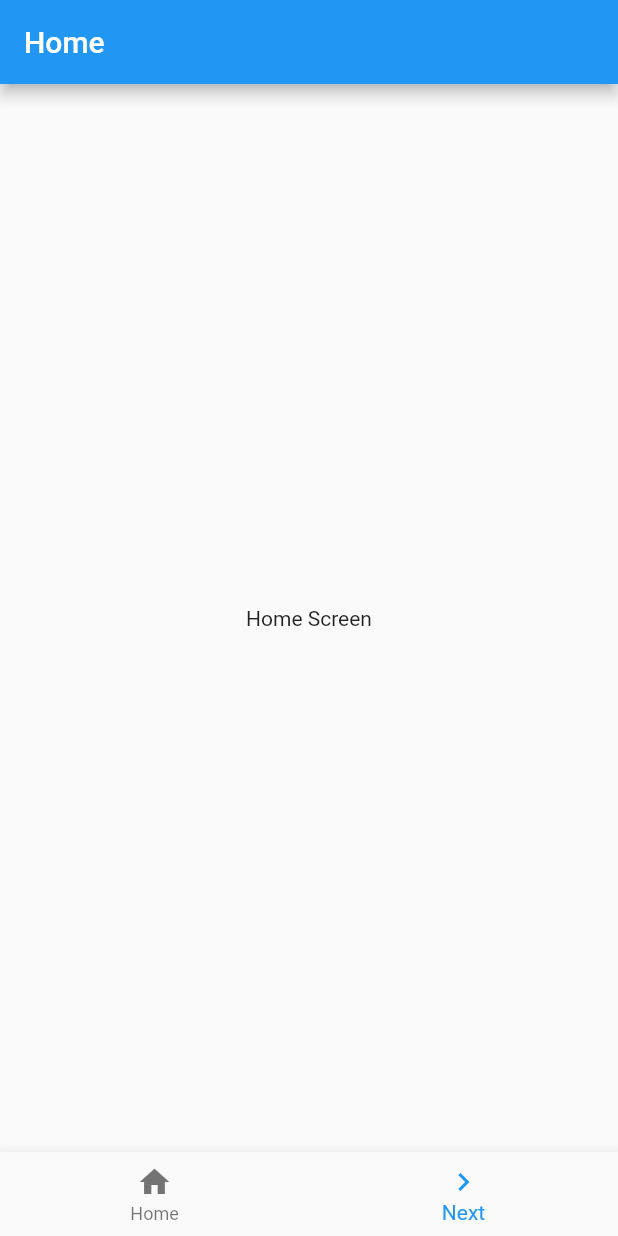
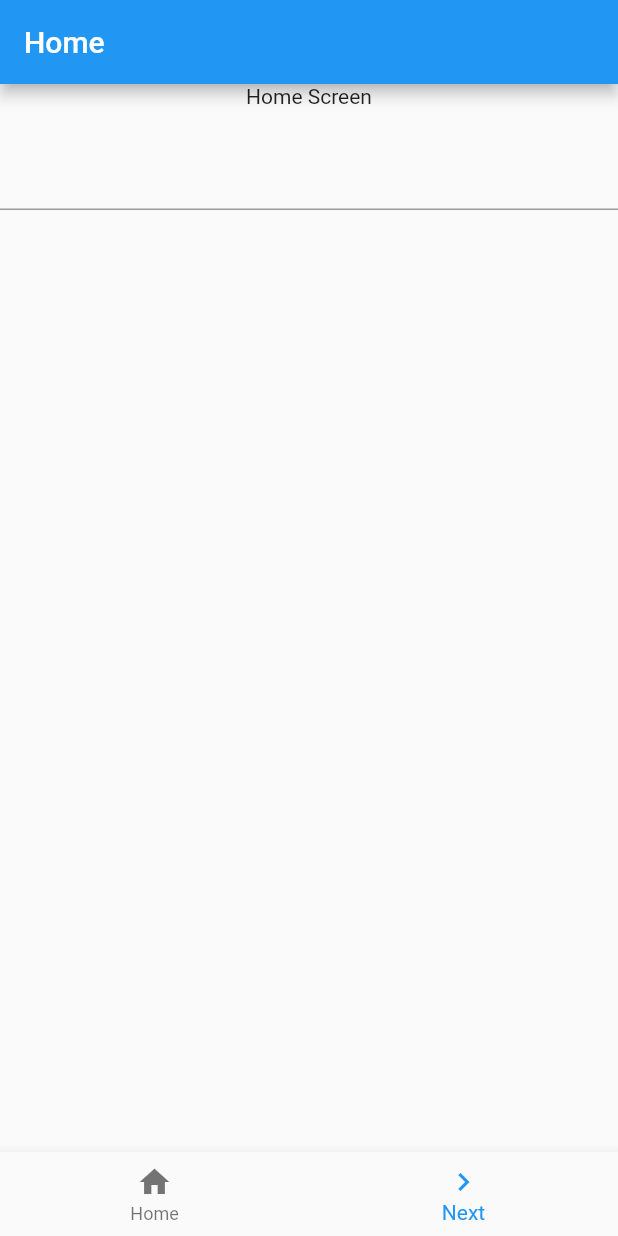
Before and after one commit to Liyuu8/flutter_app, a Flutter app: the screen it shows after launch, on a phone screen of 412 x 824 dp. Run offline on Flutter 3.47's test engine with Material 2 defaults, Android fonts, the phone set to English and light mode, and no system bars.

Commit message:
Add value passing

```diff
--- a/lib/main.dart
+++ b/lib/main.dart
@@ -25,15 +25,34 @@ class MyApp extends StatelessWidget {
   }
 }
 
-class FirstScreen extends StatelessWidget {
+class FirstScreen extends StatefulWidget {
+  FirstScreen({Key key}) : super(key: key);
+
+  @override
+  _FirstScreenState createState() => new _FirstScreenState();
+}
+
+class _FirstScreenState extends State<FirstScreen> {
+  final _controller = TextEditingController();
+  String _input;
+
   @override
   Widget build(BuildContext context) {
     return Scaffold(
       appBar: AppBar(
         title: Text('Home'),
       ),
-      body: Center(
-        child: Text('Home Screen',),
+      body: Column(
+        children: <Widget>[
+          Text('Home Screen',),
+          Padding(
+            padding: EdgeInsets.all(10.0),
+          ),
+          TextField(
+            controller: _controller,
+            onChanged: changeField,
+          )
+        ],
       ),
       bottomNavigationBar: BottomNavigationBar(
         currentIndex: 1,
@@ -51,16 +70,21 @@ class FirstScreen extends StatelessWidget {
           if(value == 1) {
             Navigator.push(
               context,
-              MaterialPageRoute(builder: (context) => SecondScreen()),
+              MaterialPageRoute(builder: (context) => SecondScreen(_input)),
             );
           }
         },
       ),
     );
   }
+
+  void changeField(String val) => _input = val;
 }
 
 class SecondScreen extends StatelessWidget {
+  final String _value;
+  SecondScreen(this._value);
+
   @override
   Widget build(BuildContext context) {
     return Scaffold(
@@ -68,7 +92,7 @@ class SecondScreen extends StatelessWidget {
         title: Text('Next'),
       ),
       body: Center(
-        child: Text('Next Screen',),
+        child: Text('You typed: "$_value".',),
       ),
       bottomNavigationBar: BottomNavigationBar(
         currentIndex: 0,
```
